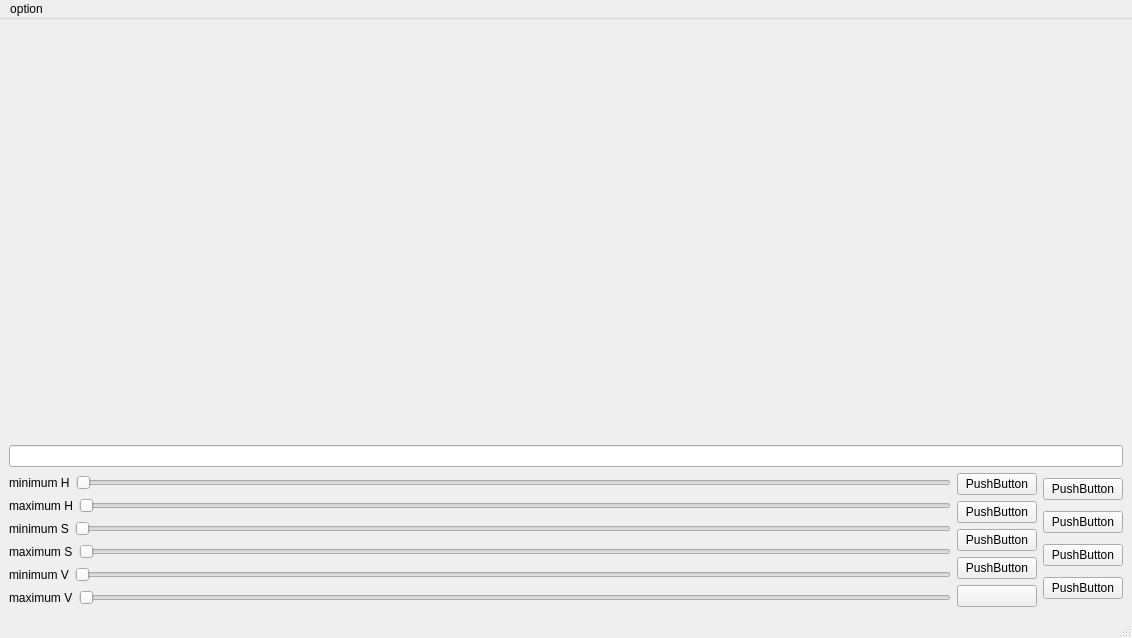
AliJohn5/GUI_gor_RC, file src/template_gui_package/include/template_gui_package/hello_gui.ui: the form before one commit.
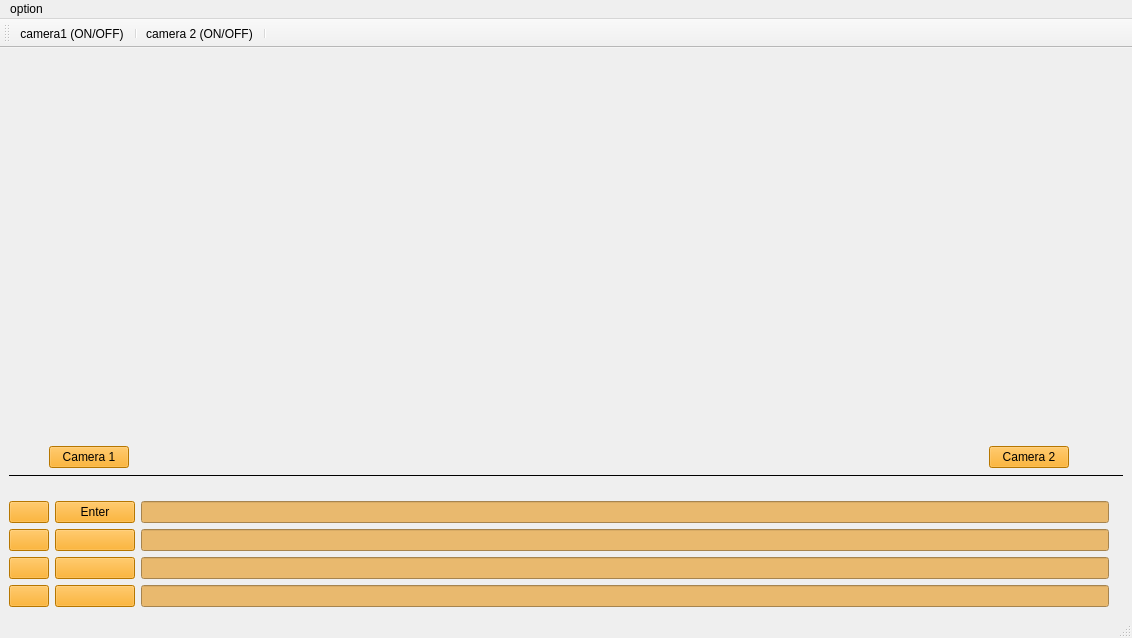
The form after the commit. Icons and pictures are not drawn. Custom widgets are drawn as their Qt base class.

Diff of the .ui file:
```diff
--- a/src/template_gui_package/include/template_gui_package/hello_gui.ui
+++ b/src/template_gui_package/include/template_gui_package/hello_gui.ui
@@ -17,25 +17,89 @@
    <string notr="true">border-image: url(:/new/prefix1/back.jpg);</string>
   </property>
   <widget class="QWidget" name="centralwidget">
-   <layout class="QVBoxLayout" name="verticalLayout_4">
-    <item>
-     <layout class="QGridLayout" name="gridLayout">
-      <item row="0" column="0">
-       <layout class="QHBoxLayout" name="horizontalLayout">
-        <item>
-         <widget class="QLabel" name="label">
-          <property name="text">
-           <string/>
-          </property>
-         </widget>
+   <layout class="QGridLayout" name="gridLayout_2">
+    <item row="0" column="0">
+     <layout class="QVBoxLayout" name="verticalLayout">
+      <item>
+       <layout class="QGridLayout" name="gridLayout">
+        <item row="0" column="0">
+         <layout class="QHBoxLayout" name="horizontalLayout">
+          <item>
+           <widget class="helloGui::CustomLabel" name="label">
+            <property name="styleSheet">
+             <string notr="true">border-color: rgb(193, 125, 17);</string>
+            </property>
+            <property name="text">
+             <string/>
+            </property>
+           </widget>
+          </item>
+          <item>
+           <spacer name="horizontalSpacer">
+            <property name="orientation">
+             <enum>Qt::Horizontal</enum>
+            </property>
+            <property name="sizeType">
+             <enum>QSizePolicy::Fixed</enum>
+            </property>
+            <property name="sizeHint" stdset="0">
+             <size>
+              <width>40</width>
+              <height>20</height>
+             </size>
+            </property>
+           </spacer>
+          </item>
+          <item>
+           <widget class="helloGui::CustomLabel" name="frame_2_label">
+            <property name="styleSheet">
+             <string notr="true">border-color: rgb(193, 125, 17);
+</string>
+            </property>
+            <property name="text">
+             <string/>
+            </property>
+           </widget>
+          </item>
+          <item>
+           <spacer name="horizontalSpacer_2">
+            <property name="orientation">
+             <enum>Qt::Horizontal</enum>
+            </property>
+            <property name="sizeType">
+             <enum>QSizePolicy::Fixed</enum>
+            </property>
+            <property name="sizeHint" stdset="0">
+             <size>
+              <width>40</width>
+              <height>20</height>
+             </size>
+            </property>
+           </spacer>
+          </item>
+          <item>
+           <widget class="QLabel" name="label_2">
+            <property name="styleSheet">
+             <string notr="true">border-color: rgb(193, 125, 17);</string>
+            </property>
+            <property name="text">
+             <string/>
+            </property>
+           </widget>
+          </item>
+         </layout>
         </item>
+       </layout>
+      </item>
+      <item>
+       <layout class="QHBoxLayout" name="horizontalLayout_3">
         <item>
-         <spacer name="horizontalSpacer">
+         <spacer name="horizontalSpacer_4">
           <property name="orientation">
            <enum>Qt::Horizontal</enum>
           </property>
           <property name="sizeType">
-           <enum>QSizePolicy::Fixed</enum>
+           <enum>QSizePolicy::Maximum</enum>
           </property>
           <property name="sizeHint" stdset="0">
            <size>
@@ -46,20 +110,22 @@
          </spacer>
         </item>
         <item>
-         <widget class="QLabel" name="frame_2_label">
+         <widget class="QPushButton" name="pushButtonCamera">
+          <property name="styleSheet">
+           <string notr="true">color: rgb(0, 0, 0);
+background-color: #FFA500;
+</string>
+          </property>
           <property name="text">
-           <string/>
+           <string>Camera 1</string>
           </property>
          </widget>
         </item>
         <item>
-         <spacer name="horizontalSpacer_2">
+         <spacer name="horizontalSpacer_3">
           <property name="orientation">
            <enum>Qt::Horizontal</enum>
           </property>
-          <property name="sizeType">
-           <enum>QSizePolicy::Fixed</enum>
-          </property>
           <property name="sizeHint" stdset="0">
            <size>
             <width>40</width>
@@ -69,17 +135,48 @@
          </spacer>
         </item>
         <item>
-         <widget class="QLabel" name="label_2">
+         <widget class="QPushButton" name="pushButton_4">
+          <property name="styleSheet">
+           <string notr="true">color: rgb(0, 0, 0);
+background-color: #FFA500;
+</string>
+          </property>
           <property name="text">
-           <string/>
+           <string>Camera 2</string>
           </property>
          </widget>
         </item>
+        <item>
+         <spacer name="horizontalSpacer_5">
+          <property name="orientation">
+           <enum>Qt::Horizontal</enum>
+          </property>
+          <property name="sizeType">
+           <enum>QSizePolicy::Maximum</enum>
+          </property>
+          <property name="sizeHint" stdset="0">
+           <size>
+            <width>40</width>
+            <height>20</height>
+           </size>
+          </property>
+         </spacer>
+        </item>
        </layout>
       </item>
      </layout>
     </item>
-    <item>
+    <item row="1" column="0" colspan="2">
+     <widget class="Line" name="line">
+      <property name="frameShadow">
+       <enum>QFrame::Plain</enum>
+      </property>
+      <property name="orientation">
+       <enum>Qt::Horizontal</enum>
+      </property>
+     </widget>
+    </item>
+    <item row="2" column="1">
      <spacer name="verticalSpacer">
       <property name="orientation">
        <enum>Qt::Vertical</enum>
@@ -89,205 +186,159 @@
       </property>
       <property name="sizeHint" stdset="0">
        <size>
-        <width>20</width>
-        <height>40</height>
+        <width>8</width>
+        <height>18</height>
        </size>
       </property>
      </spacer>
     </item>
-    <item>
-     <widget class="QLineEdit" name="lineEdit"/>
-    </item>
-    <item>
-     <layout class="QHBoxLayout" name="horizontalLayout_10">
+    <item row="3" column="0">
+     <layout class="QHBoxLayout" name="horizontalLayout_2">
       <item>
-       <layout class="QVBoxLayout" name="verticalLayout">
+       <layout class="QHBoxLayout" name="horizontalLayout_10">
         <item>
-         <layout class="QHBoxLayout" name="horizontalLayout_3">
+         <layout class="QHBoxLayout" name="horizontalLayout_9">
           <item>
-           <widget class="QLabel" name="label_3">
-            <property name="text">
-             <string>minimum H</string>
-            </property>
-           </widget>
+           <layout class="QVBoxLayout" name="verticalLayout_2">
+            <item>
+             <widget class="QPushButton" name="pushButton_5">
+              <property name="styleSheet">
+               <string notr="true">color: rgb(0, 0, 0);
+background-color: #FFA500;
+</string>
+              </property>
+              <property name="text">
+               <string/>
+              </property>
+             </widget>
+            </item>
+            <item>
+             <widget class="QPushButton" name="pushButton_6">
+              <property name="styleSheet">
+               <string notr="true">color: rgb(0, 0, 0);
+background-color: #FFA500;
+</string>
+              </property>
+              <property name="text">
+               <string/>
+              </property>
+             </widget>
+            </item>
+            <item>
+             <widget class="QPushButton" name="pushButton_9">
+              <property name="styleSheet">
+               <string notr="true">color: rgb(0, 0, 0);
+background-color: #FFA500;
+</string>
+              </property>
+              <property name="text">
+               <string/>
+              </property>
+             </widget>
+            </item>
+            <item>
+             <widget class="QPushButton" name="pushButton_3">
+              <property name="styleSheet">
+               <string notr="true">color: rgb(0, 0, 0);
+background-color: #FFA500;
+</string>
+              </property>
+              <property name="text">
+               <string/>
+              </property>
+             </widget>
+            </item>
+           </layout>
           </item>
           <item>
-           <widget class="QSlider" name="min_v_slider">
-            <property name="orientation">
-             <enum>Qt::Horizontal</enum>
-            </property>
-           </widget>
-          </item>
-         </layout>
-        </item>
-        <item>
-         <layout class="QHBoxLayout" name="horizontalLayout_4">
-          <item>
-           <widget class="QLabel" name="label_4">
-            <property name="text">
-             <string>maximum H</string>
-            </property>
-           </widget>
-          </item>
-          <item>
-           <widget class="QSlider" name="max_v_slider_2">
-            <property name="orientation">
-             <enum>Qt::Horizontal</enum>
-            </property>
-           </widget>
-          </item>
-         </layout>
-        </item>
-        <item>
-         <layout class="QHBoxLayout" name="horizontalLayout_5">
-          <item>
-           <widget class="QLabel" name="label_5">
-            <property name="text">
-             <string>minimum S</string>
-            </property>
-           </widget>
-          </item>
-          <item>
-           <widget class="QSlider" name="min_s_slider">
-            <property name="orientation">
-             <enum>Qt::Horizontal</enum>
-            </property>
-           </widget>
-          </item>
-         </layout>
-        </item>
-        <item>
-         <layout class="QHBoxLayout" name="horizontalLayout_6">
-          <item>
-           <widget class="QLabel" name="label_6">
-            <property name="text">
-             <string>maximum S</string>
-            </property>
-           </widget>
-          </item>
-          <item>
-           <widget class="QSlider" name="max_s_slider">
-            <property name="orientation">
-             <enum>Qt::Horizontal</enum>
-            </property>
-           </widget>
-          </item>
-         </layout>
-        </item>
-        <item>
-         <layout class="QHBoxLayout" name="horizontalLayout_7">
-          <item>
-           <widget class="QLabel" name="label_7">
-            <property name="text">
-             <string>minimum V</string>
-            </property>
-           </widget>
-          </item>
-          <item>
-           <widget class="QSlider" name="min_v_slider_2">
-            <property name="orientation">
-             <enum>Qt::Horizontal</enum>
-            </property>
-           </widget>
-          </item>
-         </layout>
-        </item>
-        <item>
-         <layout class="QHBoxLayout" name="horizontalLayout_8">
-          <item>
-           <widget class="QLabel" name="label_8">
-            <property name="text">
-             <string>maximum V</string>
-            </property>
-           </widget>
-          </item>
-          <item>
-           <widget class="QSlider" name="max_v_slider">
-            <property name="orientation">
-             <enum>Qt::Horizontal</enum>
-            </property>
-           </widget>
+           <layout class="QVBoxLayout" name="verticalLayout_3">
+            <item>
+             <widget class="QPushButton" name="pushButton">
+              <property name="styleSheet">
+               <string notr="true">color: rgb(0, 0, 0);
+background-color: #FFA500;
+</string>
+              </property>
+              <property name="text">
+               <string>Enter</string>
+              </property>
+             </widget>
+            </item>
+            <item>
+             <widget class="QPushButton" name="pushButton_7">
+              <property name="styleSheet">
+               <string notr="true">color: rgb(0, 0, 0);
+background-color: #FFA500;
+</string>
+              </property>
+              <property name="text">
+               <string/>
+              </property>
+             </widget>
+            </item>
+            <item>
+             <widget class="QPushButton" name="pushButton_2">
+              <property name="styleSheet">
+               <string notr="true">color: rgb(0, 0, 0);
+background-color: #FFA500;
+</string>
+              </property>
+              <property name="text">
+               <string/>
+              </property>
+             </widget>
+            </item>
+            <item>
+             <widget class="QPushButton" name="pushButton_8">
+              <property name="styleSheet">
+               <string notr="true">color: rgb(0, 0, 0);
+background-color: #FFA500;
+</string>
+              </property>
+              <property name="text">
+               <string/>
+              </property>
+             </widget>
+            </item>
+           </layout>
           </item>
          </layout>
         </item>
        </layout>
       </item>
       <item>
-       <layout class="QHBoxLayout" name="horizontalLayout_9">
+       <layout class="QVBoxLayout" name="verticalLayout_4">
         <item>
-         <layout class="QVBoxLayout" name="verticalLayout_2">
-          <item>
-           <widget class="QPushButton" name="pushButton">
-            <property name="text">
-             <string>PushButton</string>
-            </property>
-           </widget>
-          </item>
-          <item>
-           <widget class="QPushButton" name="pushButton_3">
-            <property name="text">
-             <string>PushButton</string>
-            </property>
-           </widget>
-          </item>
-          <item>
-           <widget class="QPushButton" name="pushButton_2">
-            <property name="text">
-             <string>PushButton</string>
-            </property>
-           </widget>
-          </item>
-          <item>
-           <widget class="QPushButton" name="pushButton_4">
-            <property name="text">
-             <string>PushButton</string>
-            </property>
-           </widget>
-          </item>
-          <item>
-           <widget class="QPushButton" name="pushButtonCamera">
-            <property name="styleSheet">
-             <string notr="true">border-color: qlineargradient(spread:pad, x1:0, y1:0, x2:1, y2:0, stop:0 rgba(0, 0, 0, 255), stop:1 rgba(255, 255, 255, 255));
-</string>
-            </property>
-            <property name="text">
-             <string/>
-            </property>
-           </widget>
-          </item>
-         </layout>
+         <widget class="QLineEdit" name="lineEdit">
+          <property name="styleSheet">
+           <string notr="true">background-color: rgb(233, 185, 110);
+border-color: rgb(233, 185, 110);</string>
+          </property>
+         </widget>
         </item>
         <item>
-         <layout class="QVBoxLayout" name="verticalLayout_3">
-          <item>
-           <widget class="QPushButton" name="pushButton_5">
-            <property name="text">
-             <string>PushButton</string>
-            </property>
-           </widget>
-          </item>
-          <item>
-           <widget class="QPushButton" name="pushButton_6">
-            <property name="text">
-             <string>PushButton</string>
-            </property>
-           </widget>
-          </item>
-          <item>
-           <widget class="QPushButton" name="pushButton_7">
-            <property name="text">
-             <string>PushButton</string>
-            </property>
-           </widget>
-          </item>
-          <item>
-           <widget class="QPushButton" name="pushButton_8">
-            <property name="text">
-             <string>PushButton</string>
-            </property>
-           </widget>
-          </item>
-         </layout>
+         <widget class="QLineEdit" name="lineEdit_2">
+          <property name="styleSheet">
+           <string notr="true">background-color: rgb(233, 185, 110);
+border-color: rgb(233, 185, 110);</string>
+          </property>
+         </widget>
+        </item>
+        <item>
+         <widget class="QLineEdit" name="lineEdit_4">
+          <property name="styleSheet">
+           <string notr="true">background-color: rgb(233, 185, 110);
+border-color: rgb(233, 185, 110);</string>
+          </property>
+         </widget>
+        </item>
+        <item>
+         <widget class="QLineEdit" name="lineEdit_3">
+          <property name="styleSheet">
+           <string notr="true">background-color: rgb(233, 185, 110);
+border-color: rgb(233, 185, 110);</string>
+          </property>
+         </widget>
         </item>
        </layout>
       </item>
@@ -314,12 +365,59 @@
    <addaction name="menuoption"/>
   </widget>
   <widget class="QStatusBar" name="statusbar"/>
+  <widget class="QToolBar" name="toolBar">
+   <property name="windowTitle">
+    <string>toolBar</string>
+   </property>
+   <attribute name="toolBarArea">
+    <enum>TopToolBarArea</enum>
+   </attribute>
+   <attribute name="toolBarBreak">
+    <bool>false</bool>
+   </attribute>
+   <addaction name="actionopen_camera"/>
+   <addaction name="separator"/>
+   <addaction name="actioncamera_2_ON_OFF"/>
+   <addaction name="separator"/>
+  </widget>
   <action name="actionopen_camera">
+   <property name="checkable">
+    <bool>true</bool>
+   </property>
+   <property name="checked">
+    <bool>false</bool>
+   </property>
+   <property name="enabled">
+    <bool>true</bool>
+   </property>
+   <property name="icon">
+    <iconset>
+     <normaloff>../../src/cameraicon.jpg</normaloff>../../src/cameraicon.jpg</iconset>
+   </property>
    <property name="text">
-    <string>open_camera</string>
+    <string>camera1 (ON/OFF)</string>
+   </property>
+  </action>
+  <action name="actioncamera_2_ON_OFF">
+   <property name="checkable">
+    <bool>true</bool>
+   </property>
+   <property name="icon">
+    <iconset>
+     <normaloff>../../src/cameraicon.jpg</normaloff>../../src/cameraicon.jpg</iconset>
+   </property>
+   <property name="text">
+    <string>camera 2 (ON/OFF)</string>
    </property>
   </action>
  </widget>
+ <customwidgets>
+  <customwidget>
+   <class>helloGui::CustomLabel</class>
+   <extends>QLabel</extends>
+   <header location="global">hello_gui.h</header>
+  </customwidget>
+ </customwidgets>
  <resources/>
  <connections/>
 </ui>
```
Left out of the diff: 3 changed lines with no effect on the pictures.
